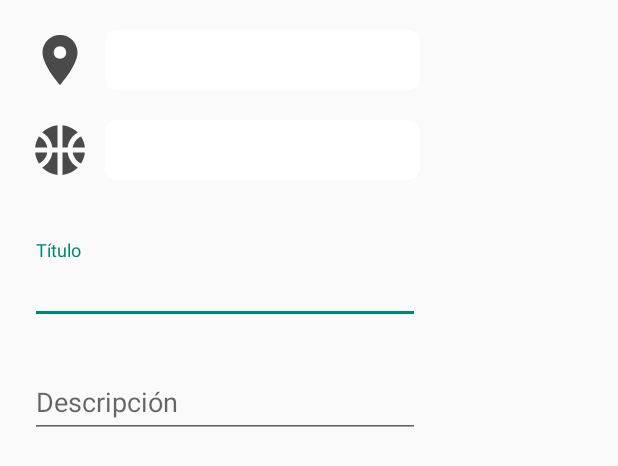
After one commit to ppazosp/ChangApp, an Android app: the layout dialog_insert_advert.xml on its own in the app's theme, with its tools: preview values and no code run, on a phone screen of 412 x 824 dp. The commit adds this screen. Shown: the top 466 px of the screen. Run offline under Robolectric (Android 15) with nearby library versions, the phone set to English and light mode, and no system bars.

Commit message:
insert window on process

```diff
--- /dev/null
+++ b/app/src/main/java/ppazosp/changapp/InsertAdvertDialog.kt
@@ -0,0 +1,23 @@
+package ppazosp.changapp
+
+import android.os.Bundle
+import android.view.LayoutInflater
+import android.view.View
+import android.view.ViewGroup
+import android.widget.Button
+import android.widget.EditText
+import androidx.fragment.app.DialogFragment
+
+class InsertAdvertDialog : DialogFragment() {
+
+    override fun onCreateView(
+        inflater: LayoutInflater, container: ViewGroup?,
+        savedInstanceState: Bundle?
+    ): View? {
+
+        val view = inflater.inflate(R.layout.dialog_insert_advert, container, false)
+        dialog?.window?.setBackgroundDrawableResource(R.drawable.item_background)
+
+        return view
+    }
+}
--- a/app/src/main/java/ppazosp/changapp/SearchFragment.kt
+++ b/app/src/main/java/ppazosp/changapp/SearchFragment.kt
@@ -1,11 +1,9 @@
 package ppazosp.changapp
 
 import android.animation.ValueAnimator
-import android.annotation.SuppressLint
 import android.content.ClipData
 import android.content.ClipboardManager
 import android.content.Context
-import android.media.Image
 import android.os.Bundle
 import android.util.TypedValue
 import android.view.LayoutInflater
@@ -22,6 +20,7 @@ import android.widget.TextView
 import android.widget.Toast
 import androidx.fragment.app.Fragment
 import com.bumptech.glide.Glide
+import com.google.android.material.floatingactionbutton.FloatingActionButton
 import io.github.jan.supabase.postgrest.from
 import kotlinx.coroutines.CoroutineScope
 import kotlinx.coroutines.Dispatchers
@@ -82,6 +81,7 @@ class SearchFragment : Fragment() {
 
         val searchButton: Button = view.findViewById(R.id.button_search)
         val miniframe: FrameLayout = view.findViewById(R.id.miniframe)
+        val fab: FloatingActionButton = view.findViewById(R.id.fab)
 
         spinnerPlaces = view.findViewById(R.id.spinner_provincia)
         spinnerSports = view.findViewById(R.id.spinner_activity)
@@ -98,8 +98,16 @@ class SearchFragment : Fragment() {
 
             animateMiniframe(miniframe)
 
+            fab.bringToFront()
+
             searchButton.visibility = View.GONE
             firstSearchDone = true
+        }
+
+        fab.setOnClickListener {
+            val dialogInsert = InsertAdvertDialog()
+            dialogInsert.show(requireActivity().supportFragmentManager, "Crear anuncio")
+
         }
 
         return view
@@ -238,7 +246,7 @@ class SearchFragment : Fragment() {
 
             val resultView = LayoutInflater.from(context).inflate(R.layout.result_item, resultsContainer, false)
             val titleView = resultView.findViewById<TextView>(R.id.title)
-            val descriptionView = resultView.findViewById<TextView>(R.id.description)
+            val descriptionView = resultView.findViewById<TextView>(R.id.title_input)
             val fullnameView = resultView.findViewById<TextView>(R.id.name)
             val socialsView = resultView.findViewById<TextView>(R.id.socials)
             val picView = resultView.findViewById<ImageView>(R.id.pic)
@@ -259,7 +267,7 @@ class SearchFragment : Fragment() {
         }
     }
 
-    fun copyTextOnTouch(textView: TextView) {
+    private fun copyTextOnTouch(textView: TextView) {
         textView.setOnClickListener {
             val clipboard = textView.context.getSystemService(Context.CLIPBOARD_SERVICE) as ClipboardManager
             val clip = ClipData.newPlainText("Copied Text", textView.text.toString())
--- /dev/null
+++ b/app/src/main/res/drawable/baseline_add_24.xml
@@ -0,0 +1,5 @@
+<vector xmlns:android="http://schemas.android.com/apk/res/android" android:height="24dp" android:tint="#FFFFFF" android:viewportHeight="24" android:viewportWidth="24" android:width="24dp">
+
+    <path android:fillColor="@android:color/white" android:pathData="M19,13h-6v6h-2v-6H5v-2h6V5h2v6h6v2z"/>
+
+</vector>
--- /dev/null
+++ b/app/src/main/res/layout/dialog_insert_advert.xml
@@ -0,0 +1,100 @@
+<?xml version="1.0" encoding="utf-8"?>
+<FrameLayout xmlns:android="http://schemas.android.com/apk/res/android"
+    xmlns:app="http://schemas.android.com/apk/res-auto"
+    android:layout_width="match_parent"
+    android:layout_height="wrap_content">
+
+    <androidx.constraintlayout.widget.ConstraintLayout
+        android:layout_width="300dp"
+        android:layout_height="wrap_content"
+        app:layout_constraintEnd_toEndOf="parent"
+        app:layout_constraintStart_toStartOf="parent"
+        app:layout_constraintTop_toTopOf="parent">
+
+
+        <Spinner
+            android:id="@+id/spinner_provincia"
+            android:layout_width="0dp"
+            android:layout_height="40dp"
+            android:layout_marginStart="70dp"
+            android:layout_marginTop="20dp"
+            android:layout_marginEnd="20dp"
+            android:background="@drawable/spinner_background"
+            android:popupBackground="@drawable/spinner_popup_background"
+            app:layout_constraintEnd_toEndOf="parent"
+            app:layout_constraintStart_toStartOf="parent"
+            app:layout_constraintTop_toTopOf="parent" />
+
+        <ImageView
+            android:id="@+id/imageView_location"
+            android:layout_width="wrap_content"
+            android:layout_height="wrap_content"
+            android:layout_marginStart="20dp"
+            android:layout_marginTop="20dp"
+            android:src="@drawable/baseline_location_on_24"
+            app:layout_constraintStart_toStartOf="parent"
+            app:layout_constraintTop_toTopOf="parent" />
+
+        <Spinner
+            android:id="@+id/spinner_activity"
+            android:layout_width="0dp"
+            android:layout_height="40dp"
+            android:layout_marginStart="70dp"
+            android:layout_marginTop="20dp"
+            android:layout_marginEnd="20dp"
+            android:background="@drawable/spinner_background"
+            android:popupBackground="@drawable/spinner_popup_background"
+            app:layout_constraintEnd_toEndOf="parent"
+            app:layout_constraintStart_toStartOf="parent"
+            app:layout_constraintTop_toBottomOf="@+id/spinner_provincia" />
+
+        <ImageView
+            android:id="@+id/imageView_sports"
+            android:layout_width="wrap_content"
+            android:layout_height="wrap_content"
+            android:layout_marginStart="20dp"
+            android:layout_marginTop="20dp"
+            android:src="@drawable/baseline_sports_basketball_24"
+            app:layout_constraintStart_toStartOf="parent"
+            app:layout_constraintTop_toBottomOf="@+id/imageView_location" />
+
+        <com.google.android.material.textfield.TextInputLayout
+            android:id="@+id/title_input"
+            android:layout_width="0dp"
+            android:layout_height="wrap_content"
+            android:layout_marginHorizontal="20dp"
+            android:layout_marginStart="20dp"
+            android:layout_marginTop="40dp"
+            android:layout_marginEnd="20dp"
+            app:layout_constraintEnd_toEndOf="parent"
+            app:layout_constraintStart_toStartOf="parent"
+            app:layout_constraintTop_toBottomOf="@+id/spinner_activity">
+
+            <com.google.android.material.textfield.TextInputEditText
+                android:layout_width="match_parent"
+                android:layout_height="wrap_content"
+                android:hint="Título" />
+        </com.google.android.material.textfield.TextInputLayout>
+
+        <com.google.android.material.textfield.TextInputLayout
+            android:id="@+id/description_input"
+            android:layout_width="0dp"
+            android:layout_height="wrap_content"
+            android:layout_marginStart="20dp"
+            android:layout_marginTop="20dp"
+            android:layout_marginEnd="20dp"
+            android:layout_marginBottom="20dp"
+            app:layout_constraintBottom_toBottomOf="parent"
+            app:layout_constraintEnd_toEndOf="parent"
+            app:layout_constraintStart_toStartOf="parent"
+            app:layout_constraintTop_toBottomOf="@+id/title_input">
+
+            <com.google.android.material.textfield.TextInputEditText
+                android:layout_width="match_parent"
+                android:layout_height="wrap_content"
+                android:hint="Descripción" />
+        </com.google.android.material.textfield.TextInputLayout>
+
+    </androidx.constraintlayout.widget.ConstraintLayout>
+
+</FrameLayout>
--- a/app/src/main/res/layout/fragment_search.xml
+++ b/app/src/main/res/layout/fragment_search.xml
@@ -5,6 +5,19 @@
     xmlns:tools="http://schemas.android.com/tools"
     android:layout_width="match_parent"
     android:layout_height="match_parent">
+
+    <com.google.android.material.floatingactionbutton.FloatingActionButton
+        android:id="@+id/fab"
+        android:layout_width="wrap_content"
+        android:layout_height="wrap_content"
+        android:layout_marginEnd="20dp"
+        android:layout_marginBottom="20dp"
+        android:backgroundTint="@color/dark_grey"
+        android:clickable="true"
+        android:elevation="20dp"
+        app:layout_constraintBottom_toBottomOf="parent"
+        app:layout_constraintEnd_toEndOf="parent"
+        app:srcCompat="@drawable/baseline_add_24" />
 
     <FrameLayout
         android:id="@+id/miniframe"
@@ -111,4 +124,5 @@
         </androidx.constraintlayout.widget.ConstraintLayout>
 
     </FrameLayout>
+
 </androidx.constraintlayout.widget.ConstraintLayout>
--- a/app/src/main/res/layout/result_item.xml
+++ b/app/src/main/res/layout/result_item.xml
@@ -75,7 +75,7 @@
                 android:textSize="16sp" />
 
             <TextView
-                android:id="@+id/description"
+                android:id="@+id/title_input"
                 android:layout_width="match_parent"
                 android:layout_height="wrap_content"
                 android:layout_marginHorizontal="10dp"
```
